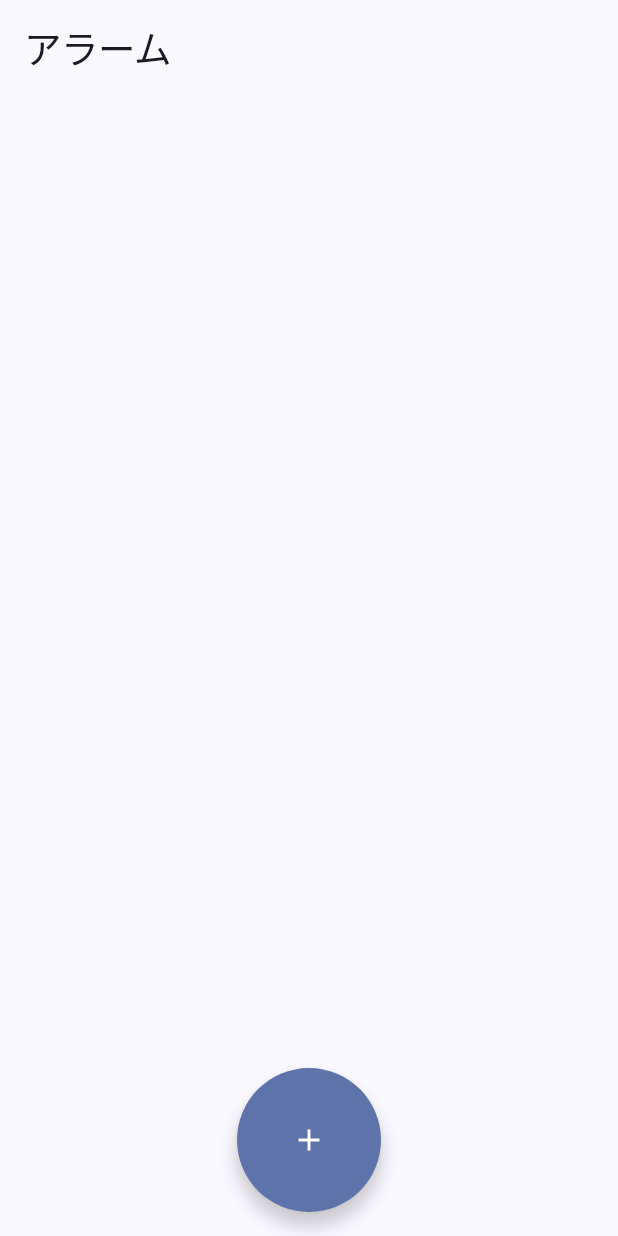
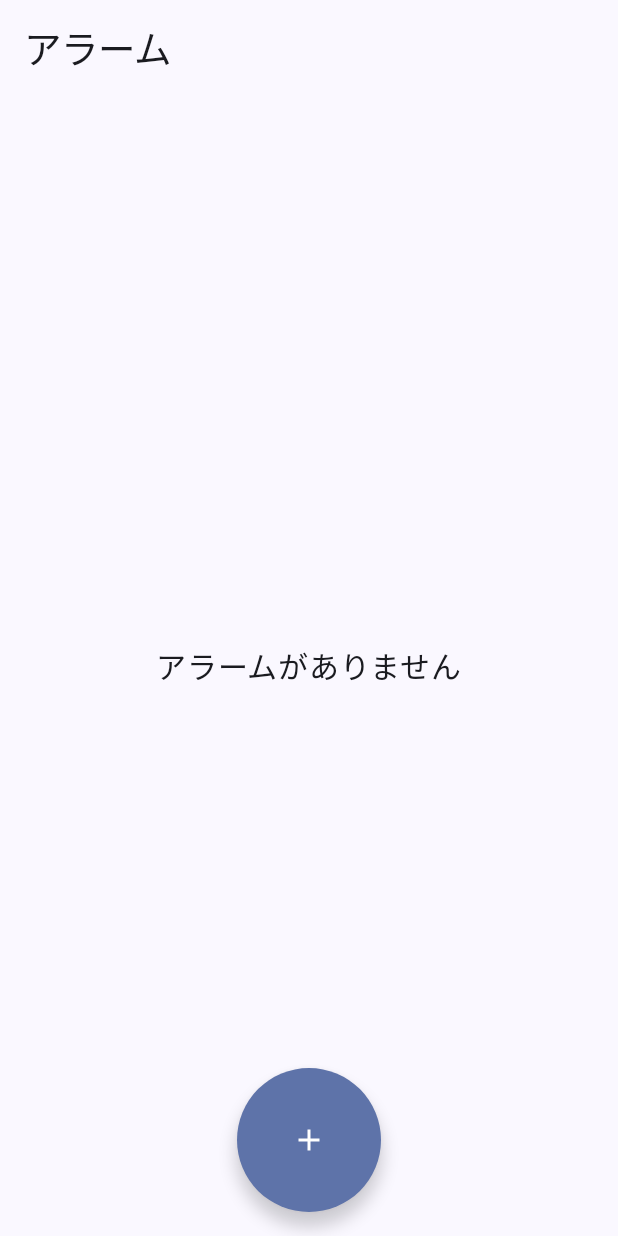
Before and after one commit to tera330/WeatherAlarmApp, an Android app built with Jetpack Compose: the screen it shows after launch (MainActivity), on a phone screen of 412 x 824 dp. Run offline under Robolectric (Android 15) with nearby library versions, the phone set to English and light mode, and no system bars; our stand-ins replace Dagger/Hilt's generated code, Room's generated code.

Commit message:
アラームの削除を実装

```diff
--- a/app/src/main/java/com/example/weatheralarmapp/MainActivity.kt
+++ b/app/src/main/java/com/example/weatheralarmapp/MainActivity.kt
@@ -4,6 +4,7 @@ import android.os.Bundle
 import androidx.activity.ComponentActivity
 import androidx.activity.compose.setContent
 import androidx.activity.enableEdgeToEdge
+import androidx.compose.foundation.layout.Arrangement
 import androidx.compose.foundation.layout.Column
 import androidx.compose.foundation.layout.fillMaxSize
 import androidx.compose.foundation.layout.padding
@@ -27,6 +28,7 @@ import androidx.compose.runtime.mutableStateOf
 import androidx.compose.runtime.remember
 import androidx.compose.runtime.rememberCoroutineScope
 import androidx.compose.runtime.setValue
+import androidx.compose.ui.Alignment
 import androidx.compose.ui.Modifier
 import androidx.compose.ui.platform.LocalContext
 import androidx.compose.ui.res.stringResource
@@ -115,7 +117,15 @@ fun WeatherAlarmApp(
             modifier
                 .fillMaxSize()
                 .padding(10.dp),
+        horizontalAlignment = Alignment.CenterHorizontally,
+        verticalArrangement = Arrangement.Center,
     ) {
+        if (homeUiState.value.alarmItemList.isEmpty()) {
+            Text(
+                text = "アラームがありません",
+                fontSize = 20.sp,
+            )
+        } else {
             LazyColumn {
                 items(items = homeUiState.value.alarmItemList, key = { it.id }) { item ->
                     Column {
@@ -149,7 +159,13 @@ fun WeatherAlarmApp(
                                     )
                                 }
                             },
+                            onDeleteAlarm = {
+                                scope.launch {
+                                    alarmViewModel.deleteAlarmItem(item)
+                                }
+                            },
                         )
+                    }
                 }
             }
         }
```
Also changed, not shown: app/src/main/java/com/example/weatheralarmapp/ui/alarm/AlarmItem.kt (+21 -3 lines). Lines whose indentation alone changed are shown as unchanged.
